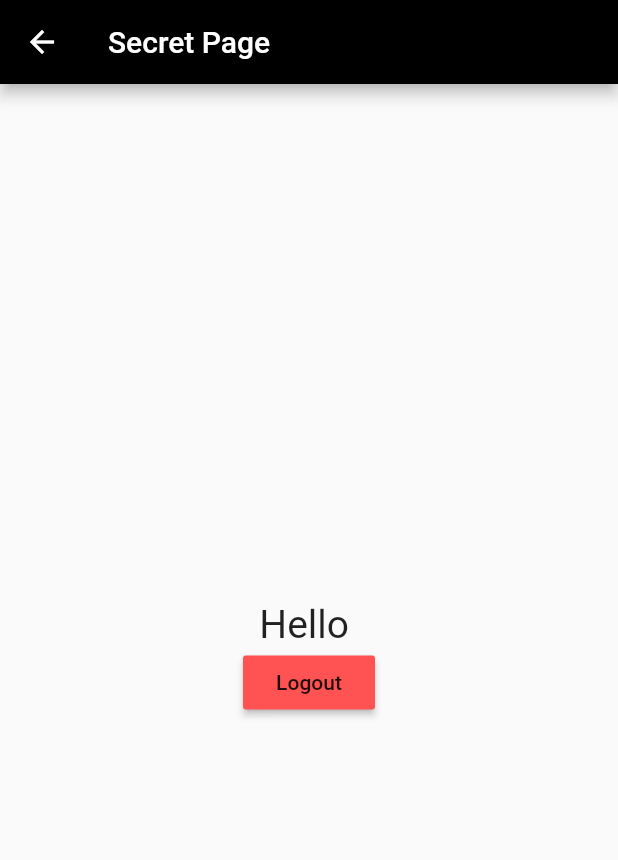
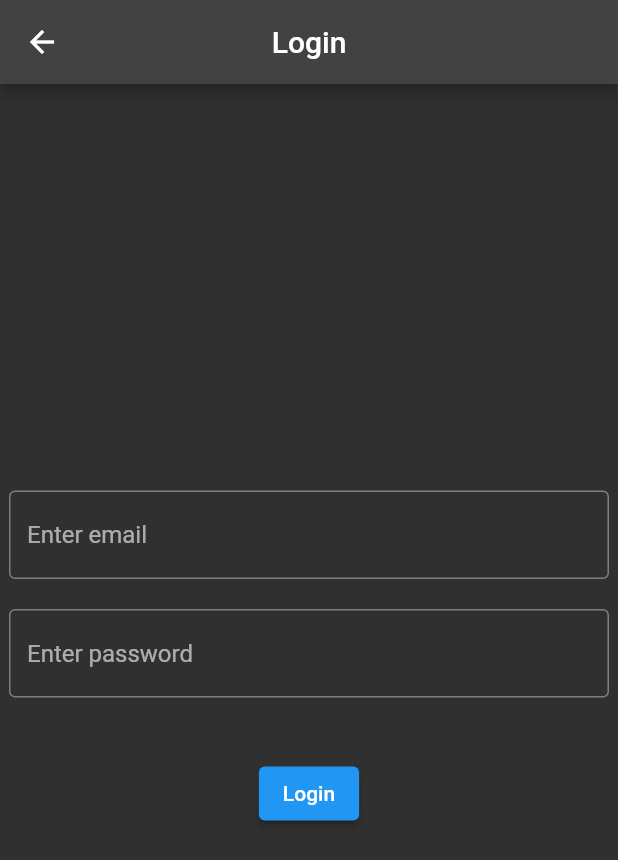
Before and after one commit to sumitsaurabh3/Login_app, a Flutter app: the screen it shows after launch, after a tap on "Login", on a phone screen of 412 x 824 dp. Shown: the top 860 px of the screen. Run offline on Flutter 3.47's test engine with Material 2 defaults, Android fonts, the phone set to English and light mode, and no system bars; our stand-ins replace shared_preferences.

Commit message:
Secret Screen

```diff
--- a/lib/Login.dart
+++ b/lib/Login.dart
@@ -1,68 +1,53 @@
 import 'package:flutter/material.dart';
-import 'package:get/get.dart';
-import 'package:get/get_core/src/get_main.dart';
+import 'package:login_app/routes.dart';
+import 'package:login_app/shared_service_preferences.dart';
 import 'package:shared_preferences/shared_preferences.dart';
-import 'Secret_Screen.dart';
-
-class Login extends StatefulWidget {
-  @override
-  _LoginState createState() => _LoginState();
-}
-
-class _LoginState extends State<Login> {
-  final TextEditingController emailController=TextEditingController();
-  final TextEditingController passwordController=TextEditingController();
+class LoginView extends StatelessWidget {
+  final PrefService _prefService = PrefService();
+  final email = TextEditingController();
+  final password = TextEditingController();
   @override
   Widget build(BuildContext context) {
     return Scaffold(
       appBar: AppBar(
-        backgroundColor: Colors.black,
-        title: Text('Login Page'),
+        centerTitle: true,
+        title: Text("Login"),
       ),
-      body:
-      Container(
-        child: Center(
+      body: Center(
+        child: Container(
+          width: 400.0,
           child: Column(
             mainAxisAlignment: MainAxisAlignment.center,
+            crossAxisAlignment: CrossAxisAlignment.center,
             children: [
-              Padding(padding: const EdgeInsets.all(8.0),
-              child: TextField(
-                controller: emailController,
-                decoration: const InputDecoration(
-                  hintText: "Enter E-mail",
-                  contentPadding: EdgeInsets.all(10.0),
-                  hintStyle: TextStyle(
-                    color: Colors.blueGrey,fontWeight: FontWeight.bold,
-
-                  )
-                ),
-              ),),
-              Padding(padding: const EdgeInsets.all(8.0),
-                child: TextField(
-                  controller: passwordController,
-                  decoration: const InputDecoration(
-                      hintText: "Enter Password",
-                      contentPadding: EdgeInsets.all(10.0),
-                      hintStyle: TextStyle(
-                        color: Colors.blueGrey,fontWeight: FontWeight.bold,
-
-                      )
-                  ),
-                ),),
-              MaterialButton(
-                  color: Colors.red,
-                  child: Text('Login'),
-
-                  onPressed: () async{
-
-                    final SharedPreferences sharedPreferences =await SharedPreferences.getInstance();
-                 sharedPreferences.setString('email', emailController.text);
-                    Navigator.push(context, MaterialPageRoute(builder: (context)=>Secret_Screen()));
-                  })
-
+              TextField(
+                controller: email,
+                decoration: InputDecoration(
+                    border: new OutlineInputBorder(), hintText: "Enter email"),
+              ),
+              SizedBox(
+                height: 20.0,
+              ),
+              TextField(
+                controller: password,
+                decoration: InputDecoration(
+                    border: new OutlineInputBorder(),
+                    hintText: "Enter password"),
+              ),
+              SizedBox(
+                height: 40.0,
+              ),
+              ElevatedButton(
+                  onPressed: () async {
+                    _prefService.createCache(password.text).whenComplete(() {
+                      if (email.text.isNotEmpty && password.text.isNotEmpty) {
+                        Navigator.of(context).pushNamed(HomeRoute);
+                      }
+                    });
+                  },
+                  child: Text("Login"))
             ],
           ),
-
         ),
       ),
     );
--- a/lib/Secret_Screen.dart
+++ b/lib/Secret_Screen.dart
@@ -1,37 +1,33 @@
 import 'package:flutter/material.dart';
-import 'package:get/get.dart';
-import 'package:login_app/Login.dart';
-import 'package:login_app/Splashscreen.dart';
-import 'package:shared_preferences/shared_preferences.dart';
-class Secret_Screen extends StatefulWidget {
+import 'package:login_app/routes.dart';
+import 'package:login_app/shared_service_preferences.dart';
 
-  @override
-  _Secret_ScreenState createState() => _Secret_ScreenState();
-}
-
-class _Secret_ScreenState extends State<Secret_Screen> {
-
+class HomeView extends StatelessWidget {
+  final PrefService _prefService = PrefService();
   @override
   Widget build(BuildContext context) {
     return Scaffold(
-      appBar: AppBar(
-        backgroundColor: Colors.black,
-        title: Text('Secret Page'),
+      appBar:
+      AppBar(
+
+        centerTitle: true,
+        title: Text("Secret Screen"),
       ),
-      body: Center(
+      body:
+      Center(
         child: Column(
           mainAxisAlignment: MainAxisAlignment.center,
+          crossAxisAlignment: CrossAxisAlignment.center,
           children: [
-            Text('Hello $finalEmail',style: TextStyle(fontSize: 26),),
-            MaterialButton(
-                color: Colors.redAccent,
-                child: Text('Logout'),
-                onPressed: ()async {
-                  final SharedPreferences sharedPreferences=await SharedPreferences.getInstance();
-                  sharedPreferences.remove(finalEmail);
-                  Navigator.push(context, MaterialPageRoute(builder: (context)=>Login()));
-                })
 
+            Text("This is Secret Screen",style: TextStyle(fontSize: 25,fontWeight: FontWeight.bold),),
+            ElevatedButton(
+                onPressed: () async {
+                  await _prefService.removeCache("password").whenComplete(() {
+                    Navigator.of(context).pushNamed(LoginRoute);
+                  });
+                },
+                child: Text("Log out",style: TextStyle(fontSize: 20),))
           ],
         ),
       ),
--- a/lib/Splashscreen.dart
+++ b/lib/Splashscreen.dart
@@ -1,55 +1,38 @@
 import 'dart:async';
+import 'package:login_app/shared_service_preferences.dart';
+import 'package:shared_preferences/shared_preferences.dart';
 import 'package:flutter/material.dart';
-import 'package:get/get.dart';
-import 'package:login_app/Login.dart';
-import 'package:shared_preferences/shared_preferences.dart';
-
-import 'Secret_Screen.dart';
-String finalEmail='';
-class Splashscreen extends StatefulWidget {
+import 'package:login_app/routes.dart';
+class SplashView extends StatefulWidget {
   @override
-  _SplashscreenState createState() => _SplashscreenState();
+  SplashViewState createState() => SplashViewState();
 }
 
-class _SplashscreenState extends State<Splashscreen> {
+class SplashViewState extends State<SplashView> {
+  final PrefService _prefService = PrefService();
+
   @override
-  void initState(){
-    getValidationData().whenComplete(()async{
-      Timer(Duration(seconds: 2),()=>Get.to(finalEmail==null ? Login() : Secret_Screen()));
+  void initState() {
+    _prefService.readCache("password").then((value) {
+      print(value.toString());
+      if (value != null) {
+        return Timer(Duration(seconds: 2),
+                () => Navigator.of(context).pushNamed(HomeRoute));
+      } else {
+        return Timer(Duration(seconds: 2),
+                () => Navigator.of(context).pushNamed(LoginRoute));
+      }
     });
     super.initState();
   }
 
-  Future getValidationData()async{
-    WidgetsFlutterBinding.ensureInitialized();
-    final SharedPreferences sharedPreferences=await SharedPreferences.getInstance();
-    var obtainedEmail=sharedPreferences.getString('email');
-    setState((){
-      finalEmail=obtainedEmail!;
-
-    });
-    print(finalEmail);
-  }
   @override
   Widget build(BuildContext context) {
     return Scaffold(
       body: Center(
-        child: Column(
-          crossAxisAlignment: CrossAxisAlignment.center,
-          mainAxisAlignment: MainAxisAlignment.center,
-          children: [
-            CircleAvatar(
-              child: Icon(Icons.local_activity),
-              radius: 50.0,
-
-            ),
-            Padding(padding: const EdgeInsets.only(top: 8.0),
-            child: CircularProgressIndicator(
-              color: Colors.white,
-            ),),
-          ],
-        ),
-      ),
+          child: Icon(
+            Icons.app_blocking,
+          )),
     );
   }
 }
--- a/lib/main.dart
+++ b/lib/main.dart
@@ -1,21 +1,21 @@
 import 'package:flutter/material.dart';
+import 'package:login_app/routes.dart';
+
 import 'Login.dart';
-
 void main() {
-  runApp(const MyApp());
+  WidgetsFlutterBinding.ensureInitialized();
+  runApp(MyApp());
 }
 
 class MyApp extends StatelessWidget {
-  const MyApp({Key? key}) : super(key: key);
-
-  // This widget is the root of your application.
   @override
   Widget build(BuildContext context) {
     return MaterialApp(
-      theme: ThemeData(
-        primarySwatch: Colors.blue,
-      ),
-      home:Login(),
+      initialRoute: SplashRoute,
+      routes: routes,
+      home: LoginView(),
+      debugShowCheckedModeBanner: false,
+      theme: ThemeData.dark(),
     );
   }
 }
--- /dev/null
+++ b/lib/routes.dart
@@ -0,0 +1,14 @@
+
+import 'Login.dart';
+import 'Secret_Screen.dart';
+import 'Splashscreen.dart';
+
+const String SplashRoute = "/splash";
+const String HomeRoute = "/home";
+const String LoginRoute = "/login";
+
+final routes = {
+  SplashRoute: (context) => SplashView(),
+  HomeRoute: (context) => HomeView(),
+  LoginRoute: (context) => LoginView()
+};
--- /dev/null
+++ b/lib/shared_service_preferences.dart
@@ -0,0 +1,19 @@
+import 'package:shared_preferences/shared_preferences.dart';
+
+class PrefService {
+  Future createCache(String password) async {
+    SharedPreferences _preferences = await SharedPreferences.getInstance();
+    _preferences.setString("password", password);
+  }
+
+  Future readCache(String password) async {
+    SharedPreferences _preferences = await SharedPreferences.getInstance();
+    var cache = _preferences.getString("password");
+    return cache;
+  }
+
+  Future removeCache(String password) async {
+    SharedPreferences _preferences = await SharedPreferences.getInstance();
+    _preferences.remove("password");
+  }
+}
--- a/pubspec.yaml
+++ b/pubspec.yaml
@@ -29,7 +29,7 @@ environment:
 dependencies:
   flutter:
     sdk: flutter
-  shared_preferences:
+  shared_preferences: ^2.0.15
   get: ^4.6.1
 
 
```
